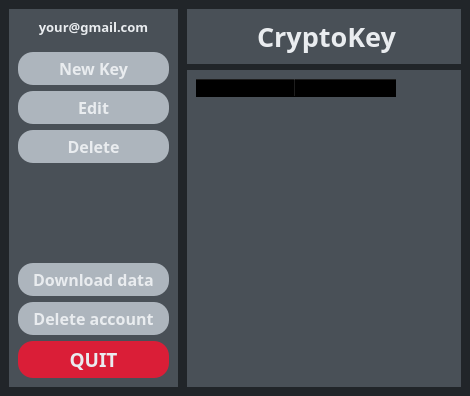
Above: ui_resources/main_window.ui from PashtetDev/CryptoKey before the change. Below: the same form after it.
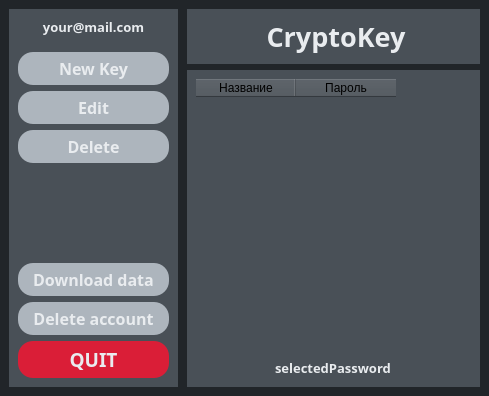
That is the form after the change.

The edit to the form file:
```diff
--- a/ui_resources/main_window.ui
+++ b/ui_resources/main_window.ui
@@ -6,7 +6,7 @@
    <rect>
     <x>0</x>
     <y>0</y>
-    <width>459</width>
+    <width>489</width>
     <height>396</height>
    </rect>
   </property>
@@ -16,6 +16,205 @@
     <height>343</height>
    </size>
   </property>
+  <property name="palette">
+   <palette>
+    <active>
+     <colorrole role="WindowText">
+      <brush brushstyle="SolidPattern">
+       <color alpha="255">
+        <red>233</red>
+        <green>236</green>
+        <blue>239</blue>
+       </color>
+      </brush>
+     </colorrole>
+     <colorrole role="Button">
+      <brush brushstyle="SolidPattern">
+       <color alpha="255">
+        <red>33</red>
+        <green>37</green>
+        <blue>41</blue>
+       </color>
+      </brush>
+     </colorrole>
+     <colorrole role="Text">
+      <brush brushstyle="SolidPattern">
+       <color alpha="255">
+        <red>233</red>
+        <green>236</green>
+        <blue>239</blue>
+       </color>
+      </brush>
+     </colorrole>
+     <colorrole role="ButtonText">
+      <brush brushstyle="SolidPattern">
+       <color alpha="255">
+        <red>233</red>
+        <green>236</green>
+        <blue>239</blue>
+       </color>
+      </brush>
+     </colorrole>
+     <colorrole role="Base">
+      <brush brushstyle="SolidPattern">
+       <color alpha="255">
+        <red>33</red>
+        <green>37</green>
+        <blue>41</blue>
+       </color>
+      </brush>
+     </colorrole>
+     <colorrole role="Window">
+      <brush brushstyle="SolidPattern">
+       <color alpha="255">
+        <red>33</red>
+        <green>37</green>
+        <blue>41</blue>
+       </color>
+      </brush>
+     </colorrole>
+     <colorrole role="PlaceholderText">
+      <brush brushstyle="SolidPattern">
+       <color alpha="128">
+        <red>233</red>
+        <green>236</green>
+        <blue>239</blue>
+       </color>
+      </brush>
+     </colorrole>
+    </active>
+    <inactive>
+     <colorrole role="WindowText">
+      <brush brushstyle="SolidPattern">
+       <color alpha="255">
+        <red>233</red>
+        <green>236</green>
+        <blue>239</blue>
+       </color>
+      </brush>
+     </colorrole>
+     <colorrole role="Button">
+      <brush brushstyle="SolidPattern">
+       <color alpha="255">
+        <red>33</red>
+        <green>37</green>
+        <blue>41</blue>
+       </color>
+      </brush>
+     </colorrole>
+     <colorrole role="Text">
+      <brush brushstyle="SolidPattern">
+       <color alpha="255">
+        <red>233</red>
+        <green>236</green>
+        <blue>239</blue>
+       </color>
+      </brush>
+     </colorrole>
+     <colorrole role="ButtonText">
+      <brush brushstyle="SolidPattern">
+       <color alpha="255">
+        <red>233</red>
+        <green>236</green>
+        <blue>239</blue>
+       </color>
+      </brush>
+     </colorrole>
+     <colorrole role="Base">
+      <brush brushstyle="SolidPattern">
+       <color alpha="255">
+        <red>33</red>
+        <green>37</green>
+        <blue>41</blue>
+       </color>
+      </brush>
+     </colorrole>
+     <colorrole role="Window">
+      <brush brushstyle="SolidPattern">
+       <color alpha="255">
+        <red>33</red>
+        <green>37</green>
+        <blue>41</blue>
+       </color>
+      </brush>
+     </colorrole>
+     <colorrole role="PlaceholderText">
+      <brush brushstyle="SolidPattern">
+       <color alpha="128">
+        <red>233</red>
+        <green>236</green>
+        <blue>239</blue>
+       </color>
+      </brush>
+     </colorrole>
+    </inactive>
+    <disabled>
+     <colorrole role="WindowText">
+      <brush brushstyle="SolidPattern">
+       <color alpha="255">
+        <red>233</red>
+        <green>236</green>
+        <blue>239</blue>
+       </color>
+      </brush>
+     </colorrole>
+     <colorrole role="Button">
+      <brush brushstyle="SolidPattern">
+       <color alpha="255">
+        <red>33</red>
+        <green>37</green>
+        <blue>41</blue>
+       </color>
+      </brush>
+     </colorrole>
+     <colorrole role="Text">
+      <brush brushstyle="SolidPattern">
+       <color alpha="255">
+        <red>233</red>
+        <green>236</green>
+        <blue>239</blue>
+       </color>
+      </brush>
+     </colorrole>
+     <colorrole role="ButtonText">
+      <brush brushstyle="SolidPattern">
+       <color alpha="255">
+        <red>233</red>
+        <green>236</green>
+        <blue>239</blue>
+       </color>
+      </brush>
+     </colorrole>
+     <colorrole role="Base">
+      <brush brushstyle="SolidPattern">
+       <color alpha="255">
+        <red>33</red>
+        <green>37</green>
+        <blue>41</blue>
+       </color>
+      </brush>
+     </colorrole>
+     <colorrole role="Window">
+      <brush brushstyle="SolidPattern">
+       <color alpha="255">
+        <red>33</red>
+        <green>37</green>
+        <blue>41</blue>
+       </color>
+      </brush>
+     </colorrole>
+     <colorrole role="PlaceholderText">
+      <brush brushstyle="SolidPattern">
+       <color alpha="128">
+        <red>233</red>
+        <green>236</green>
+        <blue>239</blue>
+       </color>
+      </brush>
+     </colorrole>
+    </disabled>
+   </palette>
+  </property>
   <property name="font">
    <font>
     <family>Segoe UI Light</family>
@@ -28,16 +227,12 @@
   <property name="styleSheet">
    <string notr="true">* {
 border: none;
-background-color: transparent;
-background: transparent;
+background-color: #212529;
+color: #E9ECEF;
 padding: 0;
 margin: 0;
 }
 
-#centralwidget {
-background-color: #212529;
-}
-
 QPushButton {
 border-radius: 15px;
 padding: 5px 15px;
@@ -68,32 +263,44 @@
 background-color:  #85182a;
 }
 
-#header, #mainBody, #person {
+#centralwidget{
+background-color: #212529;
+}
+
+#header, #mainBody, #person, #buttons {
 background-color: #495057;
 }
 
-#username, #title {
-background: transparent;
+#username, #title, #selectedPss{
+background-color: #495057;
 color: #E9ECEF;
 }
 
-QTableView {
-background-color: transparent;
+QTableWidget {
+background: transparent;
+background-color: #495057;
+color: black;
 }
 
-QTableView::section {
+QHeaderView {
+background: transparent;
+background-color: #495057;
+color: black;
+}
+
+QTableWidget::section {
 background-color: #CED4DA;
 height: 50px;
 color: white;
 font-size: 12px;
 }
 
-QTableView::item {
+QTableWidget::item {
 background-color: #CED4DA;
 boarder-style: none;
 }
 
-QTableView::item:selected {
+QTableWidget::item:selected {
 color: #FFF;
 background-color: #ADB5BD;
 boarder: none;
@@ -147,7 +354,7 @@
           </font>
          </property>
          <property name="text">
-          <string>your@gmail.com</string>
+          <string>your@mail.com</string>
          </property>
          <property name="alignment">
           <set>Qt::AlignCenter</set>
@@ -438,7 +645,7 @@
           </sizepolicy>
          </property>
          <layout class="QVBoxLayout" name="verticalLayout_2">
-          <item alignment="Qt::AlignHCenter">
+          <item>
            <widget class="QTableWidget" name="tableWidget">
             <property name="sizePolicy">
              <sizepolicy hsizetype="Fixed" vsizetype="Expanding">
@@ -452,6 +659,9 @@
             <property name="autoFillBackground">
              <bool>false</bool>
             </property>
+            <property name="verticalScrollBarPolicy">
+             <enum>Qt::ScrollBarAlwaysOff</enum>
+            </property>
             <property name="horizontalScrollBarPolicy">
              <enum>Qt::ScrollBarAlwaysOff</enum>
             </property>
@@ -468,7 +678,7 @@
              <enum>QAbstractItemView::SingleSelection</enum>
             </property>
             <property name="textElideMode">
-             <enum>Qt::ElideLeft</enum>
+             <enum>Qt::ElideNone</enum>
             </property>
             <property name="showGrid">
              <bool>false</bool>
@@ -489,6 +699,13 @@
              <property name="text">
               <string>Название</string>
              </property>
+             <property name="background">
+              <color>
+               <red>168</red>
+               <green>168</green>
+               <blue>168</blue>
+              </color>
+             </property>
             </column>
             <column>
              <property name="text">
@@ -497,6 +714,26 @@
             </column>
            </widget>
           </item>
+          <item>
+           <widget class="QLineEdit" name="selectedPss">
+            <property name="font">
+             <font>
+              <family>Segoe UI Semibold</family>
+              <pointsize>10</pointsize>
+              <bold>true</bold>
+             </font>
+            </property>
+            <property name="text">
+             <string>selectedPassword</string>
+            </property>
+            <property name="alignment">
+             <set>Qt::AlignCenter</set>
+            </property>
+            <property name="readOnly">
+             <bool>true</bool>
+            </property>
+           </widget>
+          </item>
          </layout>
         </widget>
        </item>
```
Left out of the diff: 9 changed lines with no effect on the pictures.
